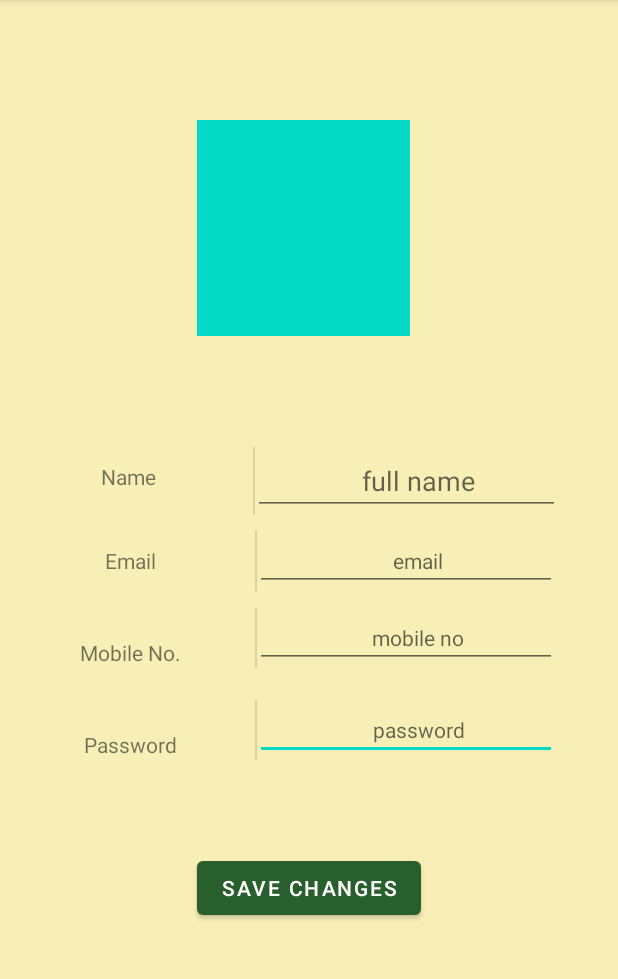
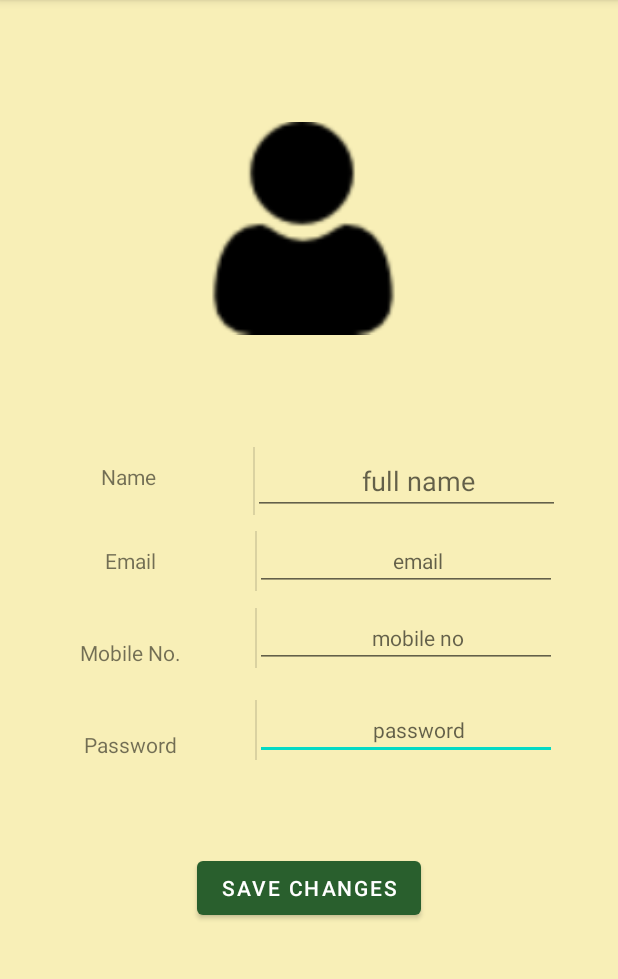
Before and after one commit to LinoHernandez/VeganBuddyApp, an Android app: the ProfilePage screen opened directly, with no data from a screen before it, on a phone screen of 412 x 824 dp, the part 84-1063 px from its top. Run offline under Robolectric (Android 15) with nearby library versions, the phone set to English and light mode, and no system bars.

Commit message:
Update activity_profile_page.xml

```diff
--- a/app/src/main/res/layout/activity_profile_page.xml
+++ b/app/src/main/res/layout/activity_profile_page.xml
@@ -151,7 +151,7 @@
             app:layout_constraintHorizontal_bias="0.486"
             app:layout_constraintStart_toStartOf="parent"
             app:layout_constraintTop_toTopOf="parent"
-            app:srcCompat="@color/teal_200"
+            app:srcCompat="@drawable/user"
             tools:srcCompat="@tools:sample/backgrounds/scenic"
             tools:visibility="visible" />
 
```
